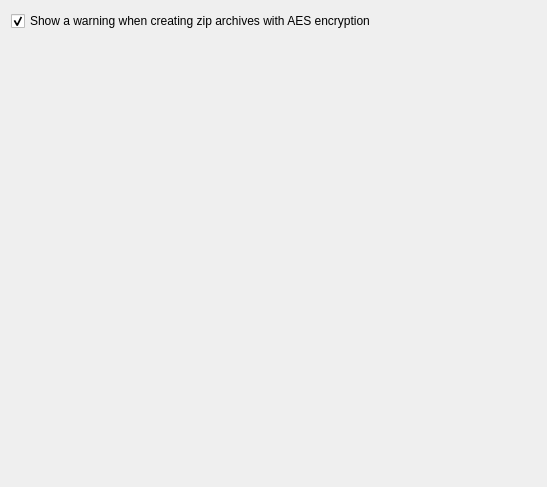
First picture: the form in kerfuffle/generalsettings.ui, repository KDE/ark, before the edit.
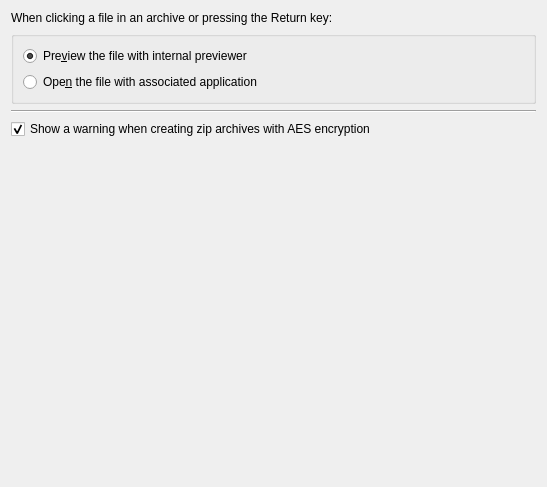
Second picture: the form after the edit.

Commit message:
Move defaultOpenAction to General Settings page
This setting is about the default double-click behavior, so does not
really belong to the Preview page.

FIXED-IN: 16.12.0

The edit to the form file:
```diff
--- a/kerfuffle/generalsettings.ui
+++ b/kerfuffle/generalsettings.ui
@@ -11,6 +11,49 @@
    </rect>
   </property>
   <layout class="QVBoxLayout" name="verticalLayout">
+   <item>
+    <widget class="QLabel" name="label">
+     <property name="text">
+      <string>When clicking a file in an archive or pressing the Return key:</string>
+     </property>
+    </widget>
+   </item>
+   <item>
+    <widget class="QGroupBox" name="kcfg_defaultOpenAction">
+     <property name="title">
+      <string/>
+     </property>
+     <property name="flat">
+      <bool>true</bool>
+     </property>
+     <layout class="QVBoxLayout" name="verticalLayout_2">
+      <item>
+       <widget class="QRadioButton" name="radioButton">
+        <property name="text">
+         <string>Pre&amp;view the file with internal previewer</string>
+        </property>
+        <property name="checked">
+         <bool>true</bool>
+        </property>
+       </widget>
+      </item>
+      <item>
+       <widget class="QRadioButton" name="radioButton_2">
+        <property name="text">
+         <string>Ope&amp;n the file with associated application</string>
+        </property>
+       </widget>
+      </item>
+     </layout>
+    </widget>
+   </item>
+   <item>
+    <widget class="Line" name="line">
+     <property name="orientation">
+      <enum>Qt::Horizontal</enum>
+     </property>
+    </widget>
+   </item>
    <item>
     <widget class="QCheckBox" name="kcfg_showEncryptionWarning">
      <property name="text">
```
The commit also changes 2 other files.
